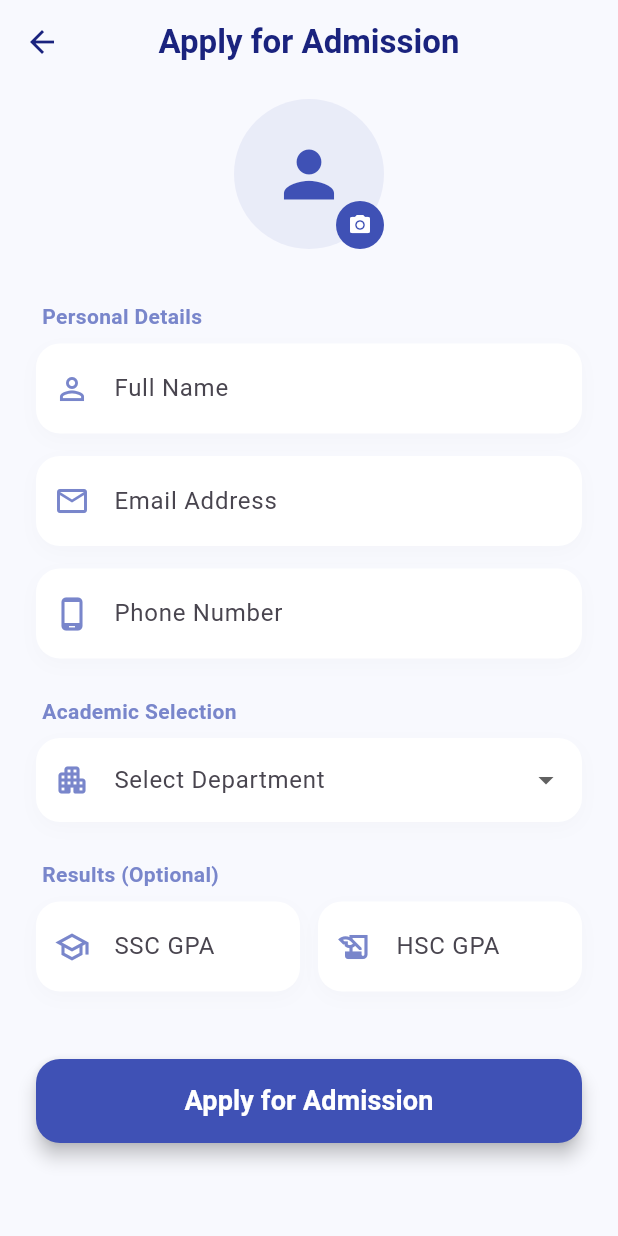
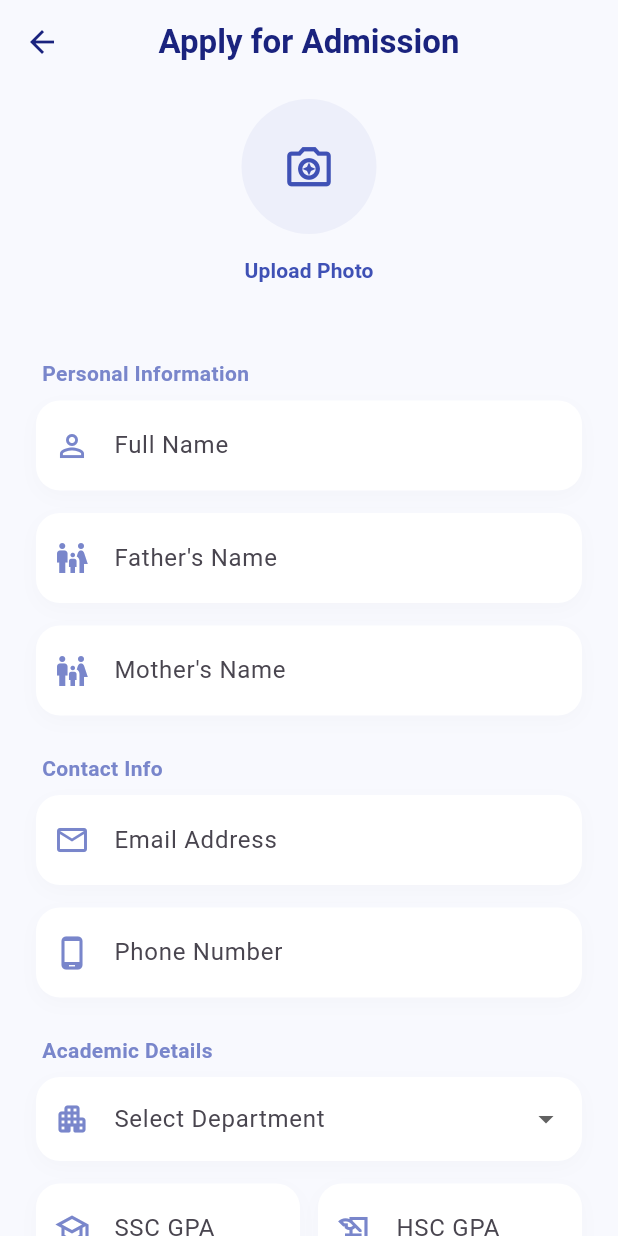
Before and after one commit to bashirnubtk/nubtk_pilot, a Flutter app: the RegisterScreen screen opened directly, on a phone screen of 412 x 824 dp. Run offline on Flutter 3.47's test engine with Material 3 defaults, Android fonts, the phone set to English and light mode, and no system bars.

Commit message:
feat: sync registration, admin, and data services with error fixes

```diff
--- a/lib/core/constants/app_strings.dart
+++ b/lib/core/constants/app_strings.dart
@@ -1,5 +1,5 @@
 class AppStrings {
-  // Splash & Language
+  // Splash & Language //ভাষা এবং টেক্সট ম্যানেজমেন্টের জন্য
   static const splashUniversityName = {
     'en': 'Northern University of\nBusiness & Technology Khulna',
     'bn': 'নর্দান ইউনিভার্সিটি বিজনেস ও টেকনোলজি খুলনা',
@@ -20,11 +20,11 @@ class AppStrings {
   // Success Dialog & Action
   static const regSuccess = {
     'en': 'Application Submitted',
-    'bn': 'আবেদন জমা দেওয়া হয়েছে',
+    'bn': 'আবেদন জমা দেওয়া হয়েছে',
   };
   static const checkGmail = {
     'en': 'Your application is received. Please check Gmail after admin approval for your Digital ID.',
-    'bn': 'আপনার আবেদনটি গ্রহণ করা হয়েছে। অ্যাডমিন অনুমোদনের পর ডিজিটাল আইডির জন্য জিমেইল চেক করুন।',
+    'bn': 'আপনার আবেদনটি গ্রহণ করা হয়েছে। অ্যাডমিন অনুমোদনের পর ডিজিটাল আইডির জন্য জিমেইল চেক করুন।',
   };
   static const close = {'en': 'Close', 'bn': 'বন্ধ করুন'};
 
--- a/lib/features/auth/register_screen.dart
+++ b/lib/features/auth/register_screen.dart
@@ -1,8 +1,10 @@
 import 'package:flutter/material.dart';
 import 'package:provider/provider.dart';
 import '../../core/constants/app_strings.dart';
+import '../home/home_screen.dart';
+import '../student/student_model.dart';
+import '../student/data_service.dart';
 import '../home/language/language_provider.dart';
-import '../home/home_screen.dart';
 
 class RegisterScreen extends StatefulWidget {
   const RegisterScreen({super.key});
@@ -13,23 +15,39 @@ class RegisterScreen extends StatefulWidget {
 
 class _RegisterScreenState extends State<RegisterScreen> {
   final _formKey = GlobalKey<FormState>();
-  final _nameController = TextEditingController();
-  final _emailController = TextEditingController();
-  final _phoneController = TextEditingController();
-  final _sscController = TextEditingController();
-  final _hscController = TextEditingController();
 
-  String? _selectedDepartment;
-  final List<String> _departments = [
-    'Computer Science & Engineering',
-    'Business Administration',
-    'English',
-    'Law',
-    'EEE',
-  ];
+  final _name = TextEditingController();
+  final _father = TextEditingController();
+  final _mother = TextEditingController();
+  final _email = TextEditingController();
+  final _phone = TextEditingController();
+  final _ssc = TextEditingController();
+  final _hsc = TextEditingController();
+
+  String? _selectedDept;
+  String _photoPath = '';
+
+  final List<String> departments = ['CSE', 'EEE', 'BBA', 'English', 'Law'];
 
   void _submit(String lang) {
-    if (_formKey.currentState!.validate()) {
+    if (!_formKey.currentState!.validate()) return;
+
+    final student = StudentModel(
+      id: DateTime.now().millisecondsSinceEpoch.toString(),
+      fullName: _name.text,
+      email: _email.text,
+      phone: _phone.text,
+      department: _selectedDept ?? 'General',
+      sscGpa: double.tryParse(_ssc.text),
+      hscGpa: double.tryParse(_hsc.text),
+      photoUrl: _photoPath,
+      status: 'pending',
+      digitalId: '',
+      createdAt: DateTime.now(),
+    );
+
+    StudentDataService.addStudent(student);
+
     showDialog(
       context: context,
       barrierDismissible: false,
@@ -40,27 +58,20 @@ class _RegisterScreenState extends State<RegisterScreen> {
           children: [
             const Icon(Icons.check_circle_rounded, color: Colors.green, size: 70),
             const SizedBox(height: 20),
-              Text(
-                AppStrings.regSuccess[lang]!,
+            Text(AppStrings.regSuccess[lang]!,
                 style: const TextStyle(fontWeight: FontWeight.bold, fontSize: 18),
+                textAlign: TextAlign.center),
+            const SizedBox(height: 12),
+            Text(AppStrings.checkGmail[lang]!,
                 textAlign: TextAlign.center,
-              ),
-              const SizedBox(height: 12),
-              Text(
-                AppStrings.checkGmail[lang]!,
-                textAlign: TextAlign.center,
-                style: TextStyle(color: Colors.grey.shade600),
-              ),
+                style: TextStyle(color: Colors.grey.shade600)),
             const SizedBox(height: 24),
             SizedBox(
               width: double.infinity,
               child: ElevatedButton(
                 onPressed: () {
                   Navigator.pop(context);
-                    Navigator.pushReplacement(
-                      context,
-                      MaterialPageRoute(builder: (_) => const HomeScreen()),
-                    );
+                  Navigator.pushReplacement(context, MaterialPageRoute(builder: (_) => const HomeScreen()));
                 },
                 style: ElevatedButton.styleFrom(
                   backgroundColor: Colors.indigo,
@@ -75,11 +86,10 @@ class _RegisterScreenState extends State<RegisterScreen> {
       ),
     );
   }
-  }
 
   @override
   Widget build(BuildContext context) {
-    final lang = context.watch<LanguageProvider>().languageCode;
+    final lang = Provider.of<LanguageProvider>(context).languageCode;
 
     return Scaffold(
       backgroundColor: const Color(0xFFF8F9FE),
@@ -98,30 +108,28 @@ class _RegisterScreenState extends State<RegisterScreen> {
             child: Column(
               crossAxisAlignment: CrossAxisAlignment.start,
               children: [
-                _buildPhotoPlaceholder(),
+                _photoPicker(),
                 const SizedBox(height: 25),
-
-                _buildLabel("Personal Details"),
-                _inputField(_nameController, AppStrings.name[lang]!, Icons.person_outline),
-                _inputField(_emailController, AppStrings.email[lang]!, Icons.email_outlined, keyboard: TextInputType.emailAddress),
-                _inputField(_phoneController, AppStrings.phone[lang]!, Icons.phone_android_outlined, keyboard: TextInputType.phone),
-
-                _buildLabel("Academic Selection"),
-                _buildDropdown(),
-
-                _buildLabel("Results (Optional)"),
+                _buildLabel("Personal Information"),
+                _field(_name, AppStrings.name[lang]!, Icons.person_outline),
+                _field(_father, "Father's Name", Icons.family_restroom_outlined),
+                _field(_mother, "Mother's Name", Icons.family_restroom_outlined),
+                _buildLabel("Contact Info"),
+                _field(_email, AppStrings.email[lang]!, Icons.email_outlined, type: TextInputType.emailAddress),
+                _field(_phone, AppStrings.phone[lang]!, Icons.phone_android_outlined, type: TextInputType.phone),
+                _buildLabel("Academic Details"),
+                _departmentDropdown(),
                 Row(
                   children: [
-                    Expanded(child: _inputField(_sscController, 'SSC GPA', Icons.school_outlined, keyboard: TextInputType.number)),
+                    Expanded(child: _field(_ssc, 'SSC GPA', Icons.school_outlined, type: TextInputType.number)),
                     const SizedBox(width: 12),
-                    Expanded(child: _inputField(_hscController, 'HSC GPA', Icons.history_edu_outlined, keyboard: TextInputType.number)),
+                    Expanded(child: _field(_hsc, 'HSC GPA', Icons.history_edu_outlined, type: TextInputType.number)),
                   ],
                 ),
-
                 const SizedBox(height: 30),
                 SizedBox(
                   width: double.infinity,
-                  height: 56,
+                  height: 58,
                   child: ElevatedButton(
                     onPressed: () => _submit(lang),
                     style: ElevatedButton.styleFrom(
@@ -129,10 +137,8 @@ class _RegisterScreenState extends State<RegisterScreen> {
                       shape: RoundedRectangleBorder(borderRadius: BorderRadius.circular(16)),
                       elevation: 5,
                     ),
-                    child: Text(
-                      AppStrings.register[lang]!,
-                      style: const TextStyle(fontSize: 18, fontWeight: FontWeight.bold, color: Colors.white),
-                    ),
+                    child: const Text('Submit Application',
+                        style: TextStyle(fontSize: 18, fontWeight: FontWeight.bold, color: Colors.white)),
                   ),
                 ),
                 const SizedBox(height: 20),
@@ -144,33 +150,6 @@ class _RegisterScreenState extends State<RegisterScreen> {
     );
   }
 
-  Widget _buildPhotoPlaceholder() {
-    return Center(
-      child: Stack(
-        children: [
-          Container(
-            height: 100,
-            width: 100,
-            decoration: BoxDecoration(
-              color: Colors.indigo.withAlpha(20),
-              shape: BoxShape.circle, // ফিক্সড: BoxCircle এর বদলে BoxShape.circle
-            ),
-            child: const Icon(Icons.person, color: Colors.indigo, size: 50),
-          ),
-          Positioned(
-            bottom: 0,
-            right: 0,
-            child: CircleAvatar(
-              radius: 16,
-              backgroundColor: Colors.indigo,
-              child: const Icon(Icons.camera_alt, color: Colors.white, size: 16),
-            ),
-          ),
-        ],
-      ),
-    );
-  }
-
   Widget _buildLabel(String text) {
     return Padding(
       padding: const EdgeInsets.only(left: 4, bottom: 8, top: 10),
@@ -178,7 +157,7 @@ class _RegisterScreenState extends State<RegisterScreen> {
     );
   }
 
-  Widget _inputField(TextEditingController controller, String label, IconData icon, {TextInputType? keyboard}) {
+  Widget _field(TextEditingController controller, String label, IconData icon, {TextInputType type = TextInputType.text}) {
     return Container(
       margin: const EdgeInsets.only(bottom: 15),
       decoration: BoxDecoration(
@@ -188,8 +167,8 @@ class _RegisterScreenState extends State<RegisterScreen> {
       ),
       child: TextFormField(
         controller: controller,
-        keyboardType: keyboard,
-        validator: (v) => (label.contains('GPA') == false && (v == null || v.isEmpty)) ? 'Required' : null,
+        keyboardType: type,
+        validator: (v) => (v == null || v.isEmpty) && !label.contains('GPA') ? 'Required' : null,
         decoration: InputDecoration(
           labelText: label,
           prefixIcon: Icon(icon, color: Colors.indigo.shade300),
@@ -200,7 +179,7 @@ class _RegisterScreenState extends State<RegisterScreen> {
     );
   }
 
-  Widget _buildDropdown() {
+  Widget _departmentDropdown() {
     return Container(
       margin: const EdgeInsets.only(bottom: 15),
       decoration: BoxDecoration(
@@ -209,16 +188,36 @@ class _RegisterScreenState extends State<RegisterScreen> {
         boxShadow: [BoxShadow(color: Colors.black.withAlpha(5), blurRadius: 10, offset: const Offset(0, 4))],
       ),
       child: DropdownButtonFormField<String>(
-        value: _selectedDepartment,
+        value: _selectedDept,
         decoration: InputDecoration(
           labelText: 'Select Department',
           prefixIcon: Icon(Icons.apartment_rounded, color: Colors.indigo.shade300),
           border: OutlineInputBorder(borderRadius: BorderRadius.circular(16), borderSide: BorderSide.none),
         ),
-        items: _departments.map((d) => DropdownMenuItem(value: d, child: Text(d, style: const TextStyle(fontSize: 14)))).toList(),
-        onChanged: (v) => setState(() => _selectedDepartment = v),
+        items: departments.map((d) => DropdownMenuItem(value: d, child: Text(d))).toList(),
+        onChanged: (v) => setState(() => _selectedDept = v),
         validator: (v) => v == null ? 'Required' : null,
       ),
     );
   }
+
+  Widget _photoPicker() {
+    return Center(
+      child: Column(
+        children: [
+          CircleAvatar(
+            radius: 45,
+            backgroundColor: Colors.indigo.withAlpha(15),
+            child: _photoPath.isEmpty
+                ? const Icon(Icons.camera_enhance_outlined, color: Colors.indigo, size: 35)
+                : const Icon(Icons.check, color: Colors.green),
+          ),
+          TextButton(
+            onPressed: () => setState(() => _photoPath = 'uploaded'),
+            child: const Text('Upload Photo', style: TextStyle(fontWeight: FontWeight.bold, color: Colors.indigo)),
+          ),
+        ],
+      ),
+    );
   }
+}
--- a/lib/features/student/student_model.dart
+++ b/lib/features/student/student_model.dart
@@ -1,17 +1,14 @@
 class StudentModel {
-  final String id; // auto generate later (Firebase / backend)
+  final String id;
   final String fullName;
   final String email;
   final String phone;
   final String department;
-
   final double? sscGpa;
   final double? hscGpa;
-
-  final String photoUrl; // later from Firebase Storage
-  final String status; // pending | approved | rejected
-  final String digitalId; // generated after approval
-
+  final String photoUrl;
+  final String status;
+  final String digitalId;
   final DateTime createdAt;
 
   StudentModel({
@@ -28,7 +25,6 @@ class StudentModel {
     required this.createdAt,
   });
 
-  /// 🔹 Convert object → Map (for Firebase / API)
   Map<String, dynamic> toMap() {
     return {
       'id': id,
@@ -45,7 +41,6 @@ class StudentModel {
     };
   }
 
-  /// 🔹 Convert Map → object (from Firebase / API)
   factory StudentModel.fromMap(Map<String, dynamic> map) {
     return StudentModel(
       id: map['id'] ?? '',
@@ -53,16 +48,12 @@ class StudentModel {
       email: map['email'] ?? '',
       phone: map['phone'] ?? '',
       department: map['department'] ?? '',
-      sscGpa: map['sscGpa'] != null
-          ? double.tryParse(map['sscGpa'].toString())
-          : null,
-      hscGpa: map['hscGpa'] != null
-          ? double.tryParse(map['hscGpa'].toString())
-          : null,
+      sscGpa: map['sscGpa'] != null ? double.tryParse(map['sscGpa'].toString()) : null,
+      hscGpa: map['hscGpa'] != null ? double.tryParse(map['hscGpa'].toString()) : null,
       photoUrl: map['photoUrl'] ?? '',
       status: map['status'] ?? 'pending',
       digitalId: map['digitalId'] ?? '',
-      createdAt: DateTime.tryParse(map['createdAt'] ?? '') ?? DateTime.now(),
+      createdAt: map['createdAt'] != null ? DateTime.parse(map['createdAt']) : DateTime.now(),
     );
   }
 }
```
Also changed, not shown: lib/features/admin/admin_screen.dart (added, +98 -0 lines), lib/features/student/data_service.dart (+12 -32 lines), lib/features/admin/admin_data_service.dart (added), 2 other files. Lines whose indentation alone changed are shown as unchanged.
